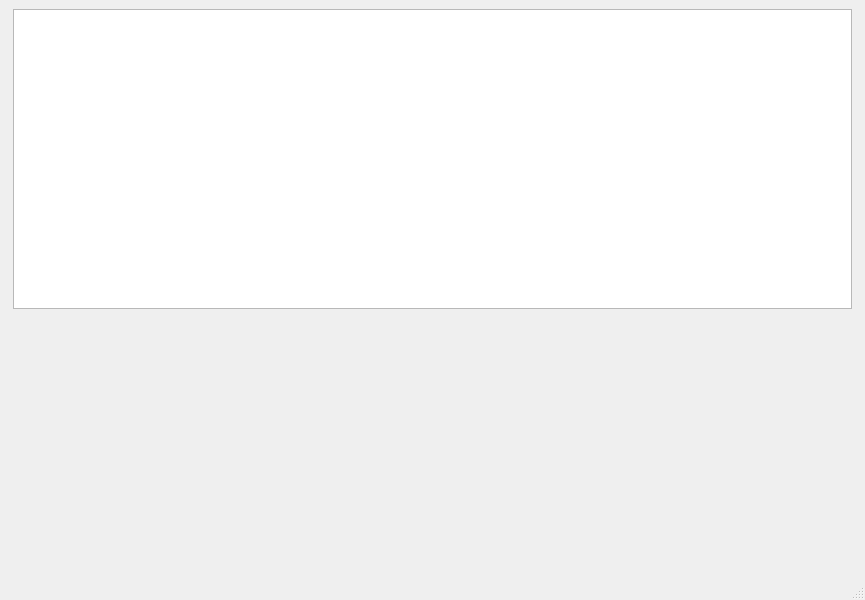
Tvorobey/BonesGame, file mainwindow.ui: the form before one commit.
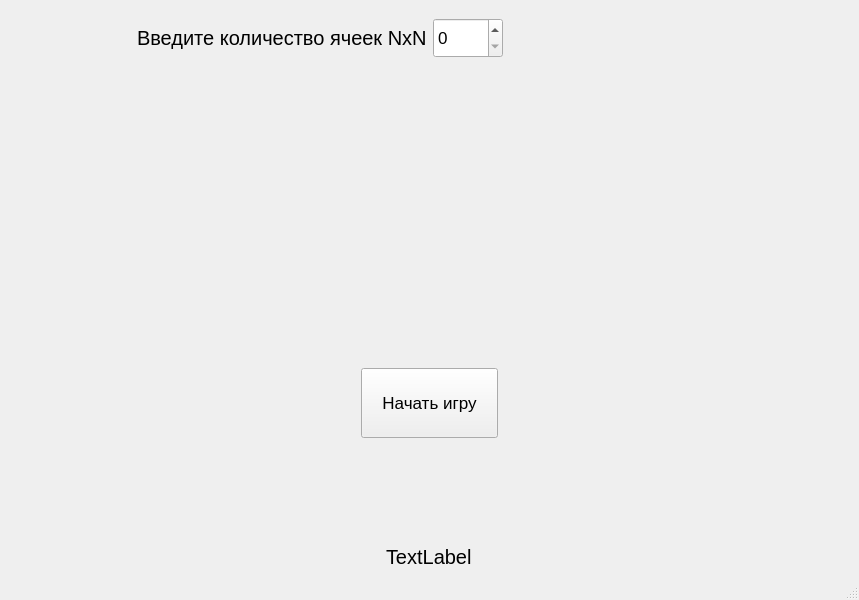
The form after the commit.

```diff
--- a/mainwindow.ui
+++ b/mainwindow.ui
@@ -6,10 +6,22 @@
    <rect>
     <x>0</x>
     <y>0</y>
-    <width>865</width>
+    <width>859</width>
     <height>600</height>
    </rect>
   </property>
+  <property name="sizePolicy">
+   <sizepolicy hsizetype="Maximum" vsizetype="Maximum">
+    <horstretch>0</horstretch>
+    <verstretch>0</verstretch>
+   </sizepolicy>
+  </property>
+  <property name="maximumSize">
+   <size>
+    <width>859</width>
+    <height>600</height>
+   </size>
+  </property>
   <property name="windowTitle">
    <string>MainWindow</string>
   </property>
@@ -18,46 +30,129 @@
     <item row="0" column="0">
      <layout class="QGridLayout" name="gridLayout">
       <item row="0" column="0">
-       <widget class="QTableView" name="gameSceneView">
+       <widget class="QStackedWidget" name="stackedWidget">
+        <property name="currentIndex">
+         <number>1</number>
+        </property>
+        <widget class="QWidget" name="gameScene">
+         <layout class="QVBoxLayout" name="verticalLayout_2">
+          <item>
+           <layout class="QVBoxLayout" name="verticalLayout">
+            <item>
+             <widget class="QTableView" name="gameSceneView"/>
+            </item>
+           </layout>
+          </item>
+         </layout>
+        </widget>
+        <widget class="QWidget" name="startPage">
+         <layout class="QGridLayout" name="gridLayout_4">
+          <item row="0" column="0">
+           <layout class="QGridLayout" name="startPageGrid">
+            <item row="0" column="0" alignment="Qt::AlignRight|Qt::AlignTop">
+             <widget class="QLabel" name="label">
         <property name="sizePolicy">
-         <sizepolicy hsizetype="Preferred" vsizetype="Preferred">
+               <sizepolicy hsizetype="Preferred" vsizetype="Fixed">
           <horstretch>0</horstretch>
           <verstretch>0</verstretch>
          </sizepolicy>
         </property>
         <property name="minimumSize">
          <size>
-          <width>839</width>
-          <height>300</height>
+                <width>0</width>
+                <height>40</height>
          </size>
         </property>
         <property name="maximumSize">
          <size>
-          <width>839</width>
-          <height>521</height>
-         </size>
-        </property>
-        <property name="editTriggers">
-         <set>QAbstractItemView::NoEditTriggers</set>
-        </property>
-        <property name="gridStyle">
-         <enum>Qt::SolidLine</enum>
+                <width>16777215</width>
+                <height>40</height>
+               </size>
+              </property>
+              <property name="font">
+               <font>
+                <pointsize>15</pointsize>
+               </font>
+              </property>
+              <property name="text">
+               <string>Введите количество ячеек NxN</string>
         </property>
        </widget>
       </item>
-      <item row="1" column="0" alignment="Qt::AlignRight|Qt::AlignBottom">
-       <widget class="QLabel" name="ScoreLable">
+            <item row="0" column="1" alignment="Qt::AlignLeft|Qt::AlignTop">
+             <widget class="QSpinBox" name="spinBoxCellsCount">
+              <property name="sizePolicy">
+               <sizepolicy hsizetype="Fixed" vsizetype="Fixed">
+                <horstretch>0</horstretch>
+                <verstretch>0</verstretch>
+               </sizepolicy>
+              </property>
+              <property name="minimumSize">
+               <size>
+                <width>70</width>
+                <height>40</height>
+               </size>
+              </property>
+              <property name="maximumSize">
+               <size>
+                <width>70</width>
+                <height>40</height>
+               </size>
+              </property>
         <property name="font">
          <font>
-          <pointsize>20</pointsize>
-         </font>
-        </property>
+                <pointsize>13</pointsize>
+               </font>
+              </property>
+             </widget>
+            </item>
+            <item row="1" column="0" colspan="2" alignment="Qt::AlignHCenter|Qt::AlignVCenter">
+             <widget class="QPushButton" name="btnStartGame">
+              <property name="minimumSize">
+               <size>
+                <width>0</width>
+                <height>70</height>
+               </size>
+              </property>
+              <property name="maximumSize">
+               <size>
+                <width>16777215</width>
+                <height>70</height>
+               </size>
+              </property>
+              <property name="font">
+               <font>
+                <pointsize>13</pointsize>
+               </font>
+              </property>
+              <property name="styleSheet">
+               <string notr="true">padding: 20px
+</string>
+              </property>
         <property name="text">
-         <string/>
+               <string>Начать игру</string>
         </property>
        </widget>
       </item>
      </layout>
+          </item>
+         </layout>
+        </widget>
+       </widget>
+      </item>
+     </layout>
+    </item>
+    <item row="1" column="0" alignment="Qt::AlignHCenter">
+     <widget class="QLabel" name="scoreLabel">
+      <property name="font">
+       <font>
+        <pointsize>15</pointsize>
+       </font>
+      </property>
+      <property name="text">
+       <string>TextLabel</string>
+      </property>
+     </widget>
     </item>
    </layout>
   </widget>
```
Left out of the diff: 4 changed lines with no effect on the pictures. Lines whose indentation alone changed are shown as unchanged.
